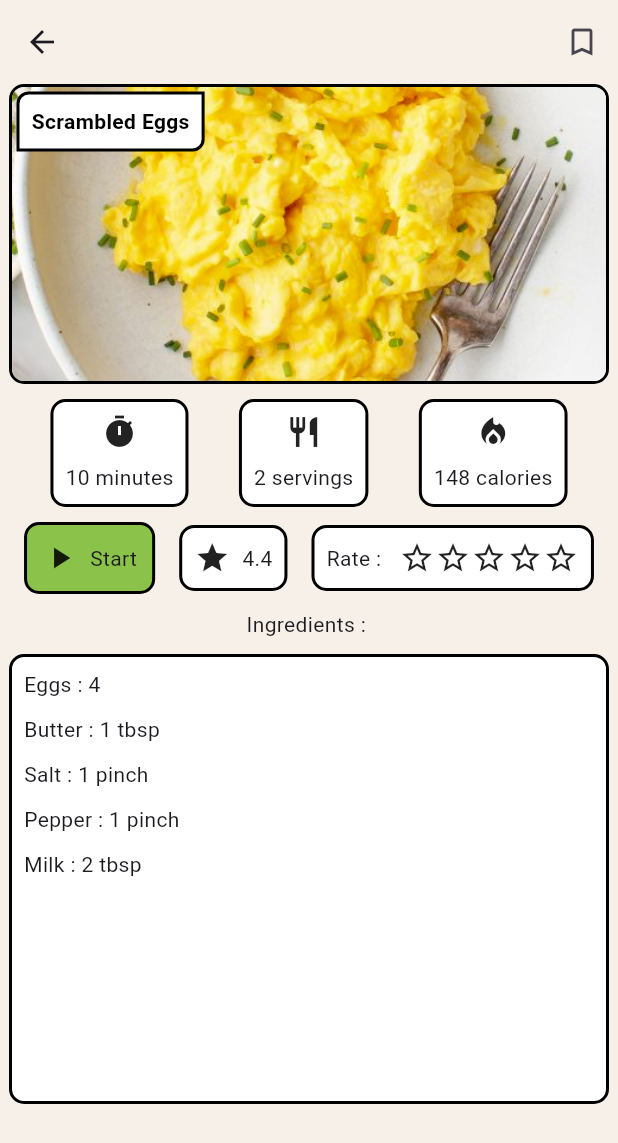
After one commit to GoncaloGingeira/Feast, a Flutter app: the screen it shows after launch, after a tap on "Scrambled Eggs", on a phone screen of 412 x 824 dp. The commit adds this screen. Shown: the top 1143 px of the screen. Run offline on Flutter 3.47's test engine with Material 2 defaults, Android fonts, the phone set to English and light mode, and no system bars; our stand-ins replace flutter_boxicons, image_picker, numberpicker; network calls fail; Roboto replaces fonts that are missing (CustomFont1).

Commit message:
Started recipe page
And fixed some problems

```diff
--- a/lib/homepage.dart
+++ b/lib/homepage.dart
@@ -1,4 +1,6 @@
 import 'dart:convert';
+import 'package:feast/recipe.dart';
+import 'package:feast/recipePage.dart';
 import 'package:flutter/material.dart';
 import 'package:flutter/services.dart' show rootBundle;
 import 'dart:typed_data';
@@ -123,7 +125,16 @@ class _HomePageState extends State<HomePage> {
   }
 
   Widget buildRecipeCard(Map<String, dynamic> recipe) {
-    return Center(
+    return GestureDetector(
+      onTap: () {
+        Navigator.push(
+          context,
+          MaterialPageRoute(
+            builder: (context) => RecipePage(recipe: Recipe.fromJson(recipe)),
+          ),
+        );
+      },
+      child: Center(
         child: Container(
           margin: const EdgeInsets.symmetric(vertical: 10),
           padding: const EdgeInsets.all(10),
@@ -181,6 +192,7 @@ class _HomePageState extends State<HomePage> {
             ],
           ),
         ),
+      ),
     );
   }
 }
--- a/lib/postpage.dart
+++ b/lib/postpage.dart
@@ -8,6 +8,7 @@ import 'dart:convert';
 import 'dart:io';
 import 'package:image_picker/image_picker.dart';
 import 'package:path_provider/path_provider.dart';
+import 'dart:math';
 
 class PostPage extends StatefulWidget {
   PostPage({Key? key}) : super(key: key);
@@ -33,9 +34,11 @@ class _PostPageState extends State<PostPage> {
   int _currentValue = 2;
   String currentUnit = 'grams';
   final GlobalKey _imageKey = GlobalKey();
+  Random random = Random();
 
   // TODO Data to be converted to json
   Map<String, dynamic> data = {
+    'id': '',
     'name': '',
     'servings': 2, // Default value
     'time': '', // In minutes
@@ -43,6 +46,8 @@ class _PostPageState extends State<PostPage> {
     'steps': [],
     'tags': [],
     'photo': '',
+    'rating': 5.0,
+    'numbOfCalories': 0,
   };
 
   var timeController = TextEditingController(text: '');
@@ -423,6 +428,8 @@ class _PostPageState extends State<PostPage> {
         child: ElevatedButton(
           onPressed: () {
             HapticFeedback.lightImpact();
+            data['name'] = nameController.text;
+            data['time'] = timeController.text;
             if(data['name'] == '' || data['time'] == '' || data['ingredients'].length == 0 || data['steps'].length == 0 || data['tags'].length == 0 || data['photo'] == '') {
               const snackBar = SnackBar(
                 content: Text('Please fill in all fields'),
@@ -433,8 +440,6 @@ class _PostPageState extends State<PostPage> {
               return;
             }
             // TODO: Transform data into json
-            data['name'] = nameController.text;
-            data['time'] = timeController.text;
             String jsonString = json.encode(data);
             saveJsonToFile(jsonString);
             print(jsonString);
@@ -451,6 +456,7 @@ class _PostPageState extends State<PostPage> {
               data['steps'] = [];
               data['tags'] = [];
               data['photo'] = '';
+              data['numbOfCalories'] = 150 + random.nextInt(1000 - 150 + 1); // Random number between 150 and 1000
               _imageFile = null;
               _currentValue = 2;
             });
--- a/lib/recipe.dart
+++ b/lib/recipe.dart
@@ -1,5 +1,5 @@
 class Recipe {
-  int id;
+  String id;
   String name;
   double rating;
   int estimatedTime;
@@ -7,6 +7,7 @@ class Recipe {
   int numOfCalories;
   List<dynamic> ingredients;
   List<String> instructions;
+  String photoPath;
 
   Recipe({
     required this.id,
@@ -17,17 +18,20 @@ class Recipe {
     required this.numOfCalories,
     required this.ingredients,
     required this.instructions,
+    required this.photoPath
   });
 
   factory Recipe.fromJson(Map<String, dynamic> json) {
+    print(json);
     return Recipe(
         id: json['id'],
         name: json['name'],
         rating: json['rating'],
-        estimatedTime: json['estimatedTime'],
+        estimatedTime: json['time'],
         servings: json['servings'],
         numOfCalories: json['numOfCalories'],
-        ingredients: json['ingredients'].cast<String>(),
-        instructions: json['instructions'].cast<String>());
+        ingredients: json['ingredients'].cast<Map<String, dynamic>>(),
+        instructions: json['steps'].cast<String>(),
+        photoPath: json['photo']);
   }
 }
--- /dev/null
+++ b/lib/recipePage.dart
@@ -0,0 +1,251 @@
+import 'package:flutter/material.dart';
+import 'package:feast/recipe.dart';
+import 'package:feast/recipePage.dart';
+import 'package:feast/recipe.dart';
+import 'dart:io';
+
+class RecipePage extends StatefulWidget {
+  final Recipe recipe;
+
+  const RecipePage({Key? key, required this.recipe}) : super(key: key);
+
+  @override
+  State<RecipePage> createState() => _RecipePageState();
+}
+
+class _RecipePageState extends State<RecipePage> {
+  @override
+  Widget build(BuildContext context) {
+    String path = widget.recipe.photoPath;
+    print("--- $path");
+    return Material(
+      color: Colors.white,
+      child: Scaffold(
+        appBar: AppBar(
+          leading: IconButton(
+            icon: const Icon(Icons.arrow_back),
+            onPressed: () {
+              Navigator.pop(context);
+            },
+          ),
+          actions: [
+            IconButton(
+              icon: const Icon(Icons.bookmark_border),
+              onPressed: () {
+                // Add save functionality
+                // This is where you can save the recipe or perform other save-related actions
+                // For example, you can save the recipe to a file or database
+                // Once saved, you might want to show a confirmation message
+                ScaffoldMessenger.of(context).showSnackBar(
+                  const SnackBar(
+                    content: Text('Recipe saved!'),
+                  ),
+                );
+              },
+            ),
+          ],
+        ),
+        body: Column(
+          children: [
+            Center(
+              child: Stack(
+                alignment: Alignment.topLeft,
+                children: [
+                  Container(
+                    width: 400, // Adjust the width as needed
+                    height: 200, // Adjust the height as needed
+                    decoration: BoxDecoration(
+                      borderRadius: BorderRadius.circular(10),
+                      // Adjust the border radius
+                      border: Border.all(
+                        color: Colors.black, // Adjust the border color
+                        width: 2, // Adjust the border width
+                      ),
+                    ),
+                    child: ClipRRect(
+                      borderRadius: BorderRadius.circular(8),
+                      // Adjust the border radius
+                      child: Image.asset(
+                        widget.recipe.photoPath,
+                        width: 200,
+                        height: 200,
+                        fit: BoxFit.cover,
+                      ),
+                    ),
+                  ),
+                  Positioned(
+                    top: 5,
+                    left: 5,
+                    child: Container(
+                      padding: const EdgeInsets.all(8.0),
+                      decoration: BoxDecoration(
+                        color: Colors.white,
+                        borderRadius: const BorderRadius.only(
+                          topLeft: Radius.circular(8),
+                          bottomRight: Radius.circular(8),
+                        ),
+                        border: Border.all(
+                          color: Colors.black, // Adjust the border color
+                          width: 2, // Adjust the border width
+                        ),
+                      ),
+                      child: Text(
+                        widget.recipe.name,
+                        style: const TextStyle(
+                          color: Colors.black,
+                          fontWeight: FontWeight.bold,
+                        ),
+                      ),
+                    ),
+                  ),
+                ],
+              ),
+            ),
+            const SizedBox(
+              height: 10,
+            ),
+            Row(
+              mainAxisAlignment: MainAxisAlignment.spaceEvenly,
+              children: [
+                _buildInfoColumn(
+                    Icons.timer, '${widget.recipe.estimatedTime} minutes'),
+                _buildInfoColumn(
+                    Icons.restaurant, '${widget.recipe.servings} servings'),
+                _buildInfoColumn(Icons.local_fire_department,
+                    '${widget.recipe.numOfCalories} calories'),
+              ],
+            ),
+            const SizedBox(
+              height: 10,
+            ),
+            Row(
+              mainAxisAlignment: MainAxisAlignment.spaceEvenly,
+              children: [
+                Container(
+                    padding: const EdgeInsets.all(10.0),
+                    decoration: BoxDecoration(
+                      color: Colors.lightGreen,
+                      borderRadius: BorderRadius.circular(10),
+                      border: Border.all(
+                        color: Colors.black, // Adjust the border color
+                        width: 2, // Adjust the border width
+                      ),
+                    ),
+                    child: IntrinsicWidth(
+                      child: Row(
+                        children: [
+                          Icon(Icons.play_arrow),
+                          SizedBox(width: 8),
+                          Text('Start'),
+                        ],
+                      ),
+                    )),
+                Container(
+                  padding: const EdgeInsets.all(8.0),
+                  decoration: BoxDecoration(
+                    color: Colors.white,
+                    borderRadius: BorderRadius.circular(10),
+                    border: Border.all(
+                      color: Colors.black, // Adjust the border color
+                      width: 2, // Adjust the border width
+                    ),
+                  ),
+                  child: Row(
+                    children: [
+                      Icon(Icons.star),
+                      SizedBox(width: 8),
+                      Text('${widget.recipe.rating}'),
+                    ],
+                  ),
+                ),
+                Container(
+                  padding: const EdgeInsets.all(8.0),
+                  decoration: BoxDecoration(
+                    color: Colors.white,
+                    borderRadius: BorderRadius.circular(10),
+                    border: Border.all(
+                      color: Colors.black, // Adjust the border color
+                      width: 2, // Adjust the border width
+                    ),
+                  ),
+                  child: Row(
+                    children: [
+                      Text('Rate : '),
+                      SizedBox(width: 8),
+                      Icon(Icons.star_border),
+                      Icon(Icons.star_border),
+                      Icon(Icons.star_border),
+                      Icon(Icons.star_border),
+                      Icon(Icons.star_border),
+                    ],
+                  ),
+                ),
+              ],
+            ),
+            const SizedBox(
+              height: 10,
+            ),
+            Text('Ingredients : '),
+            const SizedBox(
+              height: 10,
+            ),
+            Container(
+              width: 400, // Adjust the width as needed
+              height: 300, // Adjust the height as needed
+              padding: const EdgeInsets.all(8.0),
+              decoration: BoxDecoration(
+                color: Colors.white,
+                borderRadius: BorderRadius.circular(10),
+                border: Border.all(
+                  color: Colors.black, // Adjust the border color
+                  width: 2, // Adjust the border width
+                ),
+              ),
+              child: SingleChildScrollView(
+                child: Column(
+                  crossAxisAlignment: CrossAxisAlignment.start,
+                  children: [
+                    for (var ingredient in widget.recipe.ingredients)
+                      Column(
+                        children: [
+                          Text(ingredient['name'] +
+                              ' : ' +
+                              ingredient['quantity'].toString() +
+                              ' ' +
+                              ingredient['unit']),
+                          const SizedBox(
+                            height: 10,
+                          ),
+                        ],
+                      ),
+                  ],
+                ),
+              ),
+            ),
+          ],
+        ),
+      ),
+    );
+  }
+
+  Widget _buildInfoColumn(IconData icon, String text) {
+    return Container(
+      padding: const EdgeInsets.all(8.0),
+      decoration: BoxDecoration(
+        color: Colors.white,
+        borderRadius: BorderRadius.circular(10),
+        border: Border.all(
+          color: Colors.black, // Adjust the border color
+          width: 2, // Adjust the border width
+        ),
+      ),
+      child: Column(
+        children: [
+          Icon(icon),
+          SizedBox(height: 8),
+          Text(text),
+        ],
+      ),
+    );
+  }
+}
--- a/pubspec.yaml
+++ b/pubspec.yaml
@@ -30,6 +30,7 @@ flutter:
     - assets/
     - assets/recipes/
     - assets/recipes/recipe_list.json
+    - assets/recipes/recipe-images/
   fonts:
     - family: CustomFont1
       fonts:
```
Also changed, not shown: assets/recipes/scrambledEggs.json (+11 -15 lines), assets/recipes/recipe-images/scrambled-eggs.png (added). Lines whose indentation alone changed are shown as unchanged.
